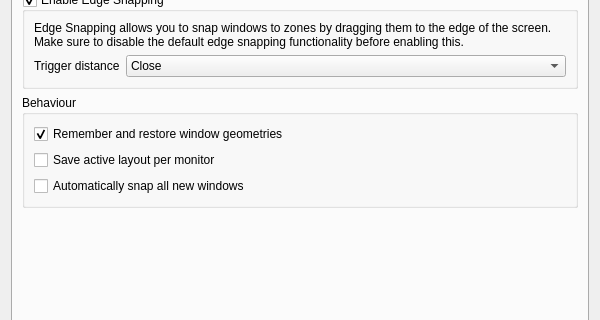
Old version of the form src/contents/ui/config.ui in the repository gerritdevriese/kzones; both pictures show x 0 to 600 and y 316 to 636 of the 600 by 800 pixel window.
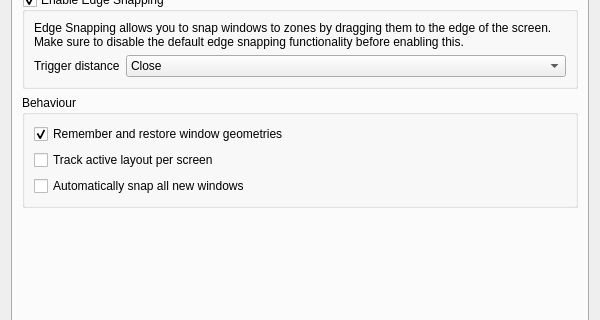
New version of the form. Icons and pictures are not drawn.

Patch:
```diff
--- a/src/contents/ui/config.ui
+++ b/src/contents/ui/config.ui
@@ -288,7 +288,7 @@
           <item>
            <widget class="QCheckBox" name="kcfg_layoutPerMonitor">
             <property name="text">
-             <string>Save active layout per monitor</string>
+             <string>Track active layout per screen</string>
             </property>
            </widget>
           </item>
```
Left out of the diff: 2 changed lines with no effect on the pictures.
